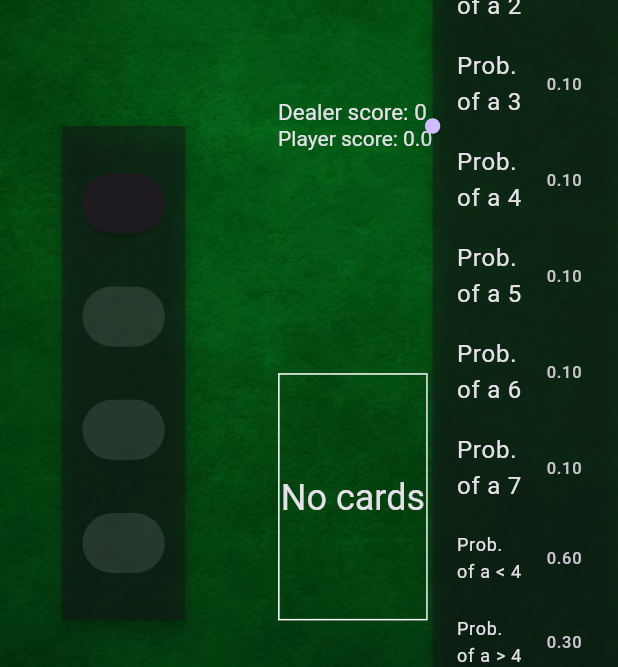
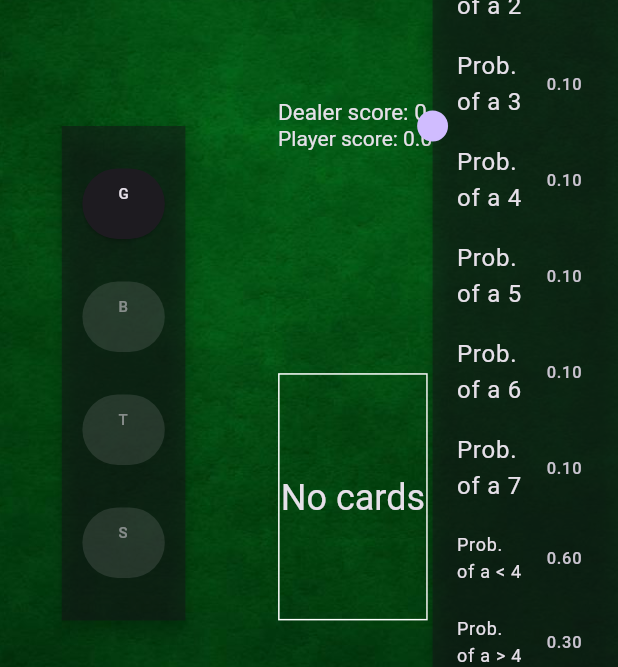
Before and after one commit to catonzio/sette-mezzo, a Flutter app: the screen it shows after launch, on a phone screen of 412 x 824 dp. Shown: the part 492-1159 px from the top of the screen. Run offline on Flutter 3.47's test engine with Material 3 defaults, Android fonts, the light colour scheme and no system bars; drawn by our look-alikes of auto_size_text; our stand-ins replace get.

Commit message:
adjusted some things

```diff
--- a/app/lib/data/controllers/game_controller.dart
+++ b/app/lib/data/controllers/game_controller.dart
@@ -20,7 +20,8 @@ class GameController extends GetxController {
   double get bet => _bet.value;
   set bet(double value) => _bet.value = value;
 
-  final TextEditingController betController = TextEditingController();
+  final TextEditingController betController =
+      TextEditingController(text: "0.0");
 
   bool get gameIsOver => [
         GameStatus.dealerOver,
--- a/app/lib/ui/pages/home_page.dart
+++ b/app/lib/ui/pages/home_page.dart
@@ -6,6 +6,7 @@ import 'package:sette_e_mezzo/data/controllers/home_controller.dart';
 import 'package:sette_e_mezzo/ui/widgets/deck_widget.dart';
 import 'package:sette_e_mezzo/ui/widgets/menu_dialog.dart';
 import 'package:sette_e_mezzo/ui/widgets/statistics_widget.dart';
+import 'dart:math' as math;
 
 import '../../data/controllers/game_controller.dart';
 import '../../utils/constants.dart';
@@ -21,6 +22,8 @@ class HomePage extends StatelessWidget {
 
     final double halfCircleHeight = context.height * 0.025;
     final double halfCircleWidth = context.width * 0.025;
+    final double halfCircleDiameter =
+        math.max(halfCircleHeight, halfCircleWidth);
 
     return Scaffold(body: GetX<GameController>(
       builder: (controller) {
@@ -31,16 +34,12 @@ class HomePage extends StatelessWidget {
             children: [
               Stack(
                 children: [
-                  Obx(
-                    () => Positioned(
-                      top: 0,
-                      left: 0,
-                      width: context.width,
-                      height: context.height,
-                      child: HomeBody(
-                        awidth: context.width * homeController.percentage,
-                      ),
-                    ),
+                  Positioned(
+                    top: 0,
+                    left: 0,
+                    width: context.width,
+                    height: context.height,
+                    child: HomeBody(),
                   ),
                   if (homeController.isStatisticsOpen)
                     Positioned(
@@ -54,11 +53,11 @@ class HomePage extends StatelessWidget {
                       ),
                     ),
                   Positioned(
-                      top: context.height * 0.5 - halfCircleHeight / 2,
+                      top: context.height * 0.5 - halfCircleDiameter / 2,
                       left: context.width * homeController.percentage -
-                          halfCircleWidth / 2,
-                      height: halfCircleHeight,
-                      width: halfCircleWidth,
+                          halfCircleDiameter / 2,
+                      height: halfCircleDiameter,
+                      width: halfCircleDiameter,
                       child: GestureDetector(
                         onPanUpdate: (details) {
                           if (homeController.isStatisticsOpen) {
@@ -75,8 +74,8 @@ class HomePage extends StatelessWidget {
                             shape: BoxShape.circle,
                             color: context.theme.colorScheme.primary,
                           ),
-                          width: halfCircleWidth,
-                          height: halfCircleHeight,
+                          width: halfCircleDiameter,
+                          height: halfCircleDiameter,
                         ),
                       )),
                 ],
@@ -98,7 +97,6 @@ class HomePage extends StatelessWidget {
 
 class HomeBody extends StatelessWidget {
   final GameController controller = Get.find<GameController>();
-  final double awidth;
 
   final double deckTop = 0.05;
   final double deckLeft = 0.1;
@@ -120,7 +118,7 @@ class HomeBody extends StatelessWidget {
   final double buttonsWidth = 0.2;
   final double buttonsHeight = 0.4;
 
-  HomeBody({super.key, required this.awidth});
+  HomeBody({super.key});
 
   @override
   Widget build(BuildContext context) {
--- a/app/lib/ui/widgets/action_buttons.dart
+++ b/app/lib/ui/widgets/action_buttons.dart
@@ -1,9 +1,10 @@
 import 'package:auto_size_text/auto_size_text.dart';
 import 'package:flutter/material.dart';
 import 'package:get/get.dart';
-import 'package:sette_e_mezzo/data/controllers/game_controller.dart';
-import 'package:sette_e_mezzo/data/models/enums.dart';
-import 'package:sette_e_mezzo/ui/widgets/bet_dialog.dart';
+import '../../data/controllers/game_controller.dart';
+import '../../data/models/enums.dart';
+import 'bet_dialog.dart';
+import '../../utils/extensions.dart';
 
 class ActionButtons extends StatelessWidget {
   final GameController controller;
@@ -18,6 +19,8 @@ class ActionButtons extends StatelessWidget {
 
   @override
   Widget build(BuildContext context) {
+    double buttonWidth = width * 2 / 3;
+    double buttonHeight = height / 7;
     return Material(
       elevation: 5,
       color: context.theme.colorScheme.surface.withOpacity(0.5),
@@ -29,8 +32,12 @@ class ActionButtons extends StatelessWidget {
           children: [
             ActionButton(
               text: "Give cards",
-              onPressed: () => controller.start(shuffle: true),
-              width: width * 2 / 3,
+              onPressed: () {
+                controller.deckController.preloadImages();
+                controller.start(shuffle: true);
+              },
+              width: buttonWidth,
+              height: buttonHeight,
               isDisabled: controller.gameStatus != GameStatus.notPlaying,
             ),
             ActionButton(
@@ -40,19 +47,22 @@ class ActionButtons extends StatelessWidget {
                 builder: (BuildContext context) =>
                     BetDialog(controller: controller),
               ),
-              width: width * 2 / 3,
+              width: buttonWidth,
+              height: buttonHeight,
               isDisabled: controller.gameStatus != GameStatus.betting,
             ),
             ActionButton(
               text: "Take card",
               onPressed: controller.playerGetCard,
-              width: width * 2 / 3,
+              width: buttonWidth,
+              height: buttonHeight,
               isDisabled: controller.gameStatus != GameStatus.playerPlaying,
             ),
             ActionButton(
               text: "Still",
               onPressed: controller.playerStop,
-              width: width * 2 / 3,
+              width: buttonWidth,
+              height: buttonHeight,
               isDisabled: controller.gameStatus != GameStatus.playerPlaying,
             ),
           ],
@@ -67,38 +77,39 @@ class ActionButton extends StatelessWidget {
   final Function() onPressed;
   final bool isDisabled;
   final double width;
+  final double height;
 
   const ActionButton(
       {super.key,
       required this.text,
       required this.onPressed,
       required this.width,
+      required this.height,
       this.isDisabled = false});
 
   @override
   Widget build(BuildContext context) {
-    if (isDisabled) {
-      return SizedBox(
-        width: width,
-        child: ElevatedButton(
-            onPressed: null,
-            child: AutoSizeText(
-              text,
-              style: context.theme.textTheme.labelLarge?.copyWith(
-                  color: context.theme.colorScheme.onSurface.withOpacity(0.5)),
-              maxLines: 1,
-              overflow: TextOverflow.ellipsis,
-            )),
-      );
-    }
+    Function()? onPressed = isDisabled ? null : this.onPressed;
+    TextStyle? style = isDisabled
+        ? context.theme.textTheme.labelLarge?.copyWith(
+            color: context.theme.colorScheme.onSurface.withOpacity(0.5))
+        : context.theme.textTheme.labelLarge;
+
     return SizedBox(
       width: width,
+      height: height,
       child: ElevatedButton(
           onPressed: onPressed,
           child: AutoSizeText(
             text,
-            style: context.theme.textTheme.labelLarge,
-            maxLines: 1,
+            style: style,
+            presetFontSizes: [
+              context.labelLargeFontSize,
+              context.labelMediumFontSize,
+              context.labelSmallFontSize,
+              context.labelSmallFontSize / 1.1,
+            ],
+            maxLines: 2,
             overflow: TextOverflow.ellipsis,
           )),
     );
--- a/app/lib/utils/constants.dart
+++ b/app/lib/utils/constants.dart
@@ -1,2 +1,5 @@
+import 'dart:ui';
+
 const String cardsPath = "assets/cards";
-const double cardRatio = 1024 / 1692; // width / height
+const Size cardSize = Size(1024, 1692);
+final double cardRatio = cardSize.width / cardSize.height; // width / height
```
Also changed, not shown: app/lib/data/controllers/deck_controller.dart (+8 -0 lines), app/lib/ui/widgets/bet_dialog.dart (+30 -4 lines), app/lib/utils/extensions.dart (added, +24 -0 lines).
